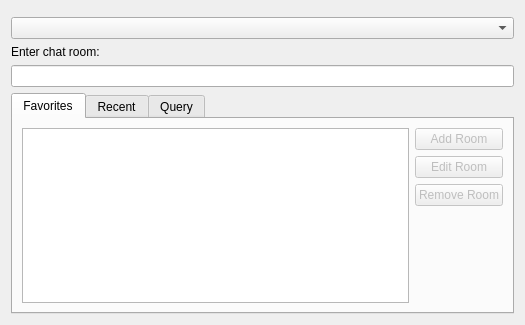
Old version of the form KTp/Widgets/join-chat-room-dialog.ui in the repository KDE/ktp-common-internals.
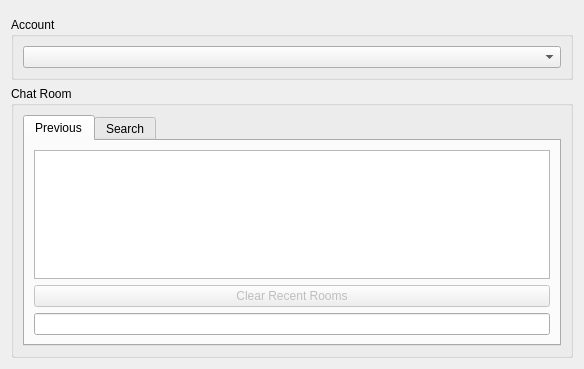
New version of the form. Icons and pictures are not drawn. Custom widgets are drawn as their Qt base class.

Commit message: Restructure Join Chat Dialog

```diff
--- a/KTp/Widgets/join-chat-room-dialog.ui
+++ b/KTp/Widgets/join-chat-room-dialog.ui
@@ -6,8 +6,8 @@
    <rect>
     <x>0</x>
     <y>0</y>
-    <width>525</width>
-    <height>325</height>
+    <width>584</width>
+    <height>369</height>
    </rect>
   </property>
   <property name="minimumSize">
@@ -24,105 +24,68 @@
     <widget class="KMessageWidget" name="feedbackWidget" native="true"/>
    </item>
    <item>
-    <widget class="KTp::AccountsComboBox" name="comboBox"/>
-   </item>
+    <widget class="QGroupBox" name="accountGroupBox">
+     <property name="sizePolicy">
+      <sizepolicy hsizetype="Preferred" vsizetype="Minimum">
+       <horstretch>0</horstretch>
+       <verstretch>0</verstretch>
+      </sizepolicy>
+     </property>
+     <property name="title">
+      <string>Account</string>
+     </property>
+     <layout class="QHBoxLayout" name="horizontalLayout_2">
    <item>
-    <widget class="QLabel" name="label">
-     <property name="text">
-      <string>Enter chat room:</string>
+       <widget class="KTp::AccountsComboBox" name="comboBox">
+        <property name="sizePolicy">
+         <sizepolicy hsizetype="Expanding" vsizetype="Fixed">
+          <horstretch>0</horstretch>
+          <verstretch>0</verstretch>
+         </sizepolicy>
      </property>
     </widget>
    </item>
-   <item>
-    <widget class="KLineEdit" name="lineEdit">
-     <property name="showClearButton" stdset="0">
-      <bool>true</bool>
-     </property>
+     </layout>
     </widget>
    </item>
+   <item>
+    <widget class="QGroupBox" name="chatRoomGroupBox">
+     <property name="sizePolicy">
+      <sizepolicy hsizetype="Preferred" vsizetype="Expanding">
+       <horstretch>0</horstretch>
+       <verstretch>0</verstretch>
+      </sizepolicy>
+     </property>
+     <property name="title">
+      <string>Chat Room</string>
+     </property>
+     <layout class="QVBoxLayout" name="verticalLayout_2">
    <item>
     <widget class="QTabWidget" name="tabWidget">
      <property name="currentIndex">
       <number>0</number>
      </property>
-     <widget class="QWidget" name="favoritesTab">
+        <widget class="QWidget" name="previousTab">
       <attribute name="title">
-       <string>Favorites</string>
-      </attribute>
-      <layout class="QVBoxLayout" name="verticalLayout_3">
-       <item>
-        <layout class="QHBoxLayout" name="horizontalLayout_2">
-         <item>
-          <widget class="QListView" name="listView"/>
-         </item>
-         <item>
+          <string>Previous</string>
+         </attribute>
           <layout class="QVBoxLayout" name="verticalLayout_4">
            <item>
-            <widget class="QPushButton" name="addFavoritePushButton">
-             <property name="enabled">
-              <bool>false</bool>
-             </property>
-             <property name="text">
-              <string>Add Room</string>
-             </property>
-            </widget>
-           </item>
-           <item>
-            <widget class="QPushButton" name="editFavoritePushButton">
-             <property name="enabled">
+           <widget class="QTreeView" name="previousView">
+            <property name="alternatingRowColors">
+             <bool>true</bool>
+            </property>
+            <property name="rootIsDecorated">
               <bool>false</bool>
              </property>
-             <property name="text">
-              <string>Edit Room</string>
-             </property>
-            </widget>
-           </item>
-           <item>
-            <widget class="QPushButton" name="removeFavoritePushButton">
-             <property name="enabled">
-              <bool>false</bool>
-             </property>
-             <property name="text">
-              <string>Remove Room</string>
-             </property>
-            </widget>
-           </item>
-           <item>
-            <spacer name="verticalSpacer">
-             <property name="orientation">
-              <enum>Qt::Vertical</enum>
-             </property>
-             <property name="sizeHint" stdset="0">
-              <size>
-               <width>20</width>
-               <height>40</height>
-              </size>
-             </property>
-            </spacer>
-           </item>
-          </layout>
-         </item>
-        </layout>
-       </item>
-      </layout>
-     </widget>
-     <widget class="QWidget" name="recentTab">
-      <attribute name="title">
-       <string>Recent</string>
-      </attribute>
-      <layout class="QHBoxLayout" name="horizontalLayout_3">
-       <item>
-        <widget class="QListWidget" name="recentListWidget"/>
-       </item>
-       <item>
-        <layout class="QVBoxLayout" name="verticalLayout_5">
-         <item>
-          <widget class="QPushButton" name="removeRecentPushButton">
-           <property name="enabled">
-            <bool>false</bool>
-           </property>
-           <property name="text">
-            <string>Remove</string>
+            <property name="uniformRowHeights">
+             <bool>true</bool>
+            </property>
+            <property name="sortingEnabled">
+             <bool>true</bool>
+            </property>
+            <property name="allColumnsShowFocus">
+             <bool>true</bool>
            </property>
           </widget>
          </item>
@@ -132,32 +95,31 @@
             <bool>false</bool>
            </property>
            <property name="text">
-            <string>Clear list</string>
+             <string>Clear Recent Rooms</string>
+            </property>
+            <property name="icon">
+             <iconset theme="edit-clear-list">
+              <normaloff>../../../../../home/drdanz/.designer/backup</normaloff>../../../../../home/drdanz/.designer/backup</iconset>
            </property>
           </widget>
          </item>
          <item>
-          <spacer name="verticalSpacer_2">
-           <property name="orientation">
-            <enum>Qt::Vertical</enum>
-           </property>
-           <property name="sizeHint" stdset="0">
-            <size>
-             <width>20</width>
-             <height>40</height>
-            </size>
-           </property>
-          </spacer>
-         </item>
-        </layout>
-       </item>
-      </layout>
-     </widget>
-     <widget class="QWidget" name="queryTab">
+           <widget class="KLineEdit" name="lineEdit">
+            <property name="clickMessage">
+             <string>Enter chat room name or address</string>
+            </property>
+            <property name="showClearButton" stdset="0">
+             <bool>true</bool>
+            </property>
+           </widget>
+          </item>
+         </layout>
+        </widget>
+        <widget class="QWidget" name="searchTab">
       <attribute name="title">
-       <string>Query</string>
-      </attribute>
-      <layout class="QVBoxLayout" name="verticalLayout_2">
+          <string>Search</string>
+         </attribute>
+         <layout class="QVBoxLayout" name="verticalLayout_3">
        <item>
         <widget class="QLabel" name="serverLabel">
          <property name="text">
@@ -166,7 +128,7 @@
         </widget>
        </item>
        <item>
-        <layout class="QHBoxLayout" name="horizontalLayout">
+           <layout class="QHBoxLayout" name="queryHLayout">
          <item>
           <widget class="KLineEdit" name="serverLineEdit">
            <property name="placeholderText">
@@ -181,43 +143,47 @@
           </widget>
          </item>
          <item>
-          <widget class="QPushButton" name="queryPushButton">
+             <widget class="QToolButton" name="queryButton">
            <property name="enabled">
             <bool>false</bool>
            </property>
            <property name="text">
             <string>Query</string>
            </property>
-          </widget>
-         </item>
-         <item>
-          <widget class="QPushButton" name="stopPushButton">
-           <property name="enabled">
-            <bool>false</bool>
-           </property>
-           <property name="text">
-            <string>Stop</string>
+              <property name="icon">
+               <iconset theme="media-playback-start">
+                <normaloff/>
+               </iconset>
            </property>
           </widget>
          </item>
         </layout>
        </item>
        <item>
-        <widget class="QTreeView" name="treeView">
+           <widget class="QTreeView" name="queryView">
          <property name="alternatingRowColors">
           <bool>true</bool>
          </property>
-         <property name="selectionMode">
-          <enum>QAbstractItemView::ExtendedSelection</enum>
-         </property>
          <property name="rootIsDecorated">
           <bool>false</bool>
          </property>
          <property name="uniformRowHeights">
           <bool>true</bool>
          </property>
+            <property name="sortingEnabled">
+             <bool>true</bool>
+            </property>
          <property name="allColumnsShowFocus">
           <bool>true</bool>
+            </property>
+           </widget>
+          </item>
+          <item>
+           <layout class="QHBoxLayout" name="filterHLayout">
+            <item>
+             <widget class="QLabel" name="filterPicture">
+              <property name="text">
+               <string notr="true">Filter</string>
          </property>
         </widget>
        </item>
@@ -227,7 +193,7 @@
           <string/>
          </property>
          <property name="clickMessage">
-          <string>Search rooms</string>
+               <string>Filter rooms</string>
          </property>
          <property name="showClearButton" stdset="0">
           <bool>true</bool>
@@ -235,7 +201,12 @@
         </widget>
        </item>
       </layout>
-     </widget>
+          </item>
+         </layout>
+        </widget>
+       </widget>
+      </item>
+     </layout>
     </widget>
    </item>
   </layout>
```
Lines whose indentation alone changed are shown as unchanged. The commit also changes 5 other files.
